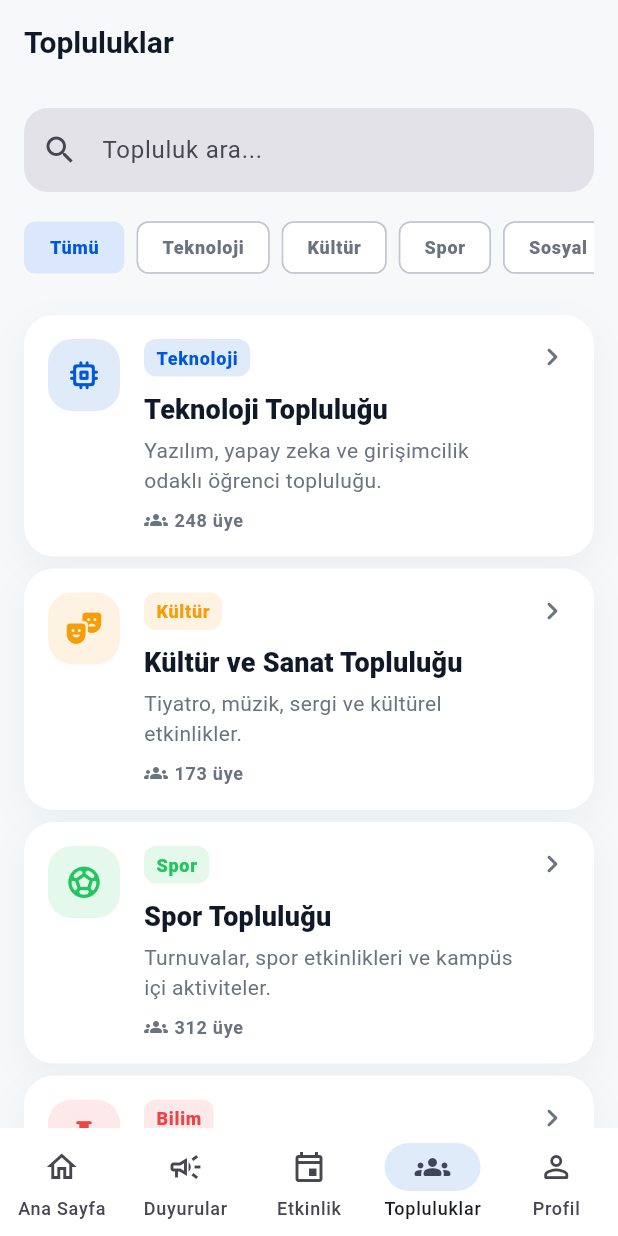
After one commit to oktayagdag/meu-mobile, a Flutter app: the ClubsPage screen opened by its route, on a phone screen of 412 x 824 dp. The commit adds this screen. Run offline on Flutter 3.47's test engine with Material 3 defaults, Android fonts, the phone set to English and light mode, and no system bars; our stand-ins replace flutter_riverpod, gap, go_router, shared_preferences; accounts and stored records are empty.

Commit message:
feat(clubs): add clubs list and detail screens

```diff
--- a/lib/app/router/app_router.dart
+++ b/lib/app/router/app_router.dart
@@ -12,6 +12,8 @@ import 'package:meu_mobile/features/announcements/presentation/pages/announcemen
 import 'package:meu_mobile/features/announcements/presentation/pages/announcement_detail_page.dart';
 import 'package:meu_mobile/features/events/presentation/pages/event_detail_page.dart';
 import 'package:meu_mobile/features/events/presentation/pages/events_page.dart';
+import 'package:meu_mobile/features/clubs/presentation/pages/club_detail_page.dart';
+import 'package:meu_mobile/features/clubs/presentation/pages/clubs_page.dart';
 
 final class AppRouter {
   const AppRouter._();
@@ -131,11 +133,18 @@ final class AppRouter {
               GoRoute(
                 path: '/clubs',
                 name: 'clubs',
-                builder: (context, state) => const FeaturePlaceholderPage(
-                  title: 'Topluluklar',
-                  description: 'Öğrenci toplulukları burada listelenecek.',
-                  icon: Icons.groups_rounded,
-                ),
+                builder: (context, state) => const ClubsPage(),
+                routes: [
+                  GoRoute(
+                    path: ':clubId',
+                    name: 'club-detail',
+                    builder: (context, state) {
+                      final clubId = state.pathParameters['clubId'] ?? '';
+
+                      return ClubDetailPage(clubId: clubId);
+                    },
+                  ),
+                ],
               ),
             ],
           ),
--- /dev/null
+++ b/lib/features/clubs/application/providers/clubs_mock_provider.dart
@@ -0,0 +1,109 @@
+import 'package:flutter_riverpod/flutter_riverpod.dart';
+import 'package:meu_mobile/features/clubs/domain/entities/student_club_entity.dart';
+
+final clubsProvider = Provider<List<StudentClubEntity>>((ref) {
+  return const [
+    StudentClubEntity(
+      id: 'technology-club',
+      name: 'Teknoloji Topluluğu',
+      shortDescription: 'Yazılım, yapay zeka ve girişimcilik odaklı öğrenci topluluğu.',
+      description:
+          'Teknoloji Topluluğu; yazılım geliştirme, yapay zeka, mobil uygulama, siber güvenlik ve girişimcilik alanlarında etkinlikler düzenleyen öğrenci topluluğudur.\n\n'
+          'Topluluk; workshop, seminer, proje geliştirme günleri ve kariyer etkinlikleriyle öğrencilerin teknik gelişimine katkı sağlamayı hedefler.',
+      category: StudentClubCategory.technology,
+      memberCount: 248,
+      presidentName: 'Topluluk Başkanı',
+      whatsappUrl: 'https://chat.whatsapp.com/example',
+      instagramUrl: 'https://instagram.com/example',
+    ),
+    StudentClubEntity(
+      id: 'culture-art-club',
+      name: 'Kültür ve Sanat Topluluğu',
+      shortDescription: 'Tiyatro, müzik, sergi ve kültürel etkinlikler.',
+      description:
+          'Kültür ve Sanat Topluluğu; öğrencilerin sanatsal üretimlerini destekleyen ve kampüste kültürel etkinlikler düzenleyen bir topluluktur.\n\n'
+          'Tiyatro, müzik, sergi, söyleşi ve film gösterimleri gibi etkinlikler düzenler.',
+      category: StudentClubCategory.culture,
+      memberCount: 173,
+      presidentName: 'Topluluk Başkanı',
+      whatsappUrl: 'https://chat.whatsapp.com/example',
+      instagramUrl: 'https://instagram.com/example',
+    ),
+    StudentClubEntity(
+      id: 'sports-club',
+      name: 'Spor Topluluğu',
+      shortDescription: 'Turnuvalar, spor etkinlikleri ve kampüs içi aktiviteler.',
+      description:
+          'Spor Topluluğu; fakülteler arası turnuvalar, antrenman programları ve kampüs içi sportif etkinlikler düzenler.\n\n'
+          'Futbol, basketbol, voleybol ve koşu gibi branşlarda öğrencilerin aktif katılımını destekler.',
+      category: StudentClubCategory.sport,
+      memberCount: 312,
+      presidentName: 'Topluluk Başkanı',
+      whatsappUrl: 'https://chat.whatsapp.com/example',
+      instagramUrl: 'https://instagram.com/example',
+    ),
+    StudentClubEntity(
+      id: 'science-club',
+      name: 'Bilim Topluluğu',
+      shortDescription: 'Akademik söyleşiler, araştırma buluşmaları ve bilim etkinlikleri.',
+      description:
+          'Bilim Topluluğu; öğrencileri akademik araştırma kültürüyle buluşturmayı hedefler.\n\n'
+          'Bilimsel söyleşiler, makale okuma grupları, araştırma sunumları ve laboratuvar ziyaretleri düzenler.',
+      category: StudentClubCategory.science,
+      memberCount: 126,
+      presidentName: 'Topluluk Başkanı',
+      whatsappUrl: 'https://chat.whatsapp.com/example',
+      instagramUrl: 'https://instagram.com/example',
+    ),
+  ];
+});
+
+final selectedClubCategoryProvider =
+    NotifierProvider<SelectedClubCategoryNotifier, StudentClubCategory>(
+  SelectedClubCategoryNotifier.new,
+);
+
+class SelectedClubCategoryNotifier extends Notifier<StudentClubCategory> {
+  @override
+  StudentClubCategory build() {
+    return StudentClubCategory.all;
+  }
+
+  void select(StudentClubCategory category) {
+    state = category;
+  }
+}
+
+final clubSearchQueryProvider =
+    NotifierProvider<ClubSearchQueryNotifier, String>(
+  ClubSearchQueryNotifier.new,
+);
+
+class ClubSearchQueryNotifier extends Notifier<String> {
+  @override
+  String build() {
+    return '';
+  }
+
+  void update(String value) {
+    state = value;
+  }
+}
+
+final filteredClubsProvider = Provider<List<StudentClubEntity>>((ref) {
+  final clubs = ref.watch(clubsProvider);
+  final selectedCategory = ref.watch(selectedClubCategoryProvider);
+  final query = ref.watch(clubSearchQueryProvider).trim().toLowerCase();
+
+  return clubs.where((club) {
+    final matchesCategory = selectedCategory == StudentClubCategory.all ||
+        club.category == selectedCategory;
+
+    final matchesQuery = query.isEmpty ||
+        club.name.toLowerCase().contains(query) ||
+        club.shortDescription.toLowerCase().contains(query) ||
+        club.description.toLowerCase().contains(query);
+
+    return matchesCategory && matchesQuery;
+  }).toList();
+});
--- /dev/null
+++ b/lib/features/clubs/domain/entities/student_club_entity.dart
@@ -0,0 +1,51 @@
+enum StudentClubCategory {
+  all,
+  technology,
+  culture,
+  sport,
+  social,
+  science,
+}
+
+extension StudentClubCategoryX on StudentClubCategory {
+  String get label {
+    switch (this) {
+      case StudentClubCategory.all:
+        return 'Tümü';
+      case StudentClubCategory.technology:
+        return 'Teknoloji';
+      case StudentClubCategory.culture:
+        return 'Kültür';
+      case StudentClubCategory.sport:
+        return 'Spor';
+      case StudentClubCategory.social:
+        return 'Sosyal';
+      case StudentClubCategory.science:
+        return 'Bilim';
+    }
+  }
+}
+
+class StudentClubEntity {
+  const StudentClubEntity({
+    required this.id,
+    required this.name,
+    required this.shortDescription,
+    required this.description,
+    required this.category,
+    required this.memberCount,
+    required this.presidentName,
+    required this.whatsappUrl,
+    required this.instagramUrl,
+  });
+
+  final String id;
+  final String name;
+  final String shortDescription;
+  final String description;
+  final StudentClubCategory category;
+  final int memberCount;
+  final String presidentName;
+  final String whatsappUrl;
+  final String instagramUrl;
+}
--- /dev/null
+++ b/lib/features/clubs/presentation/pages/clubs_page.dart
@@ -0,0 +1,78 @@
+import 'package:flutter/material.dart';
+import 'package:flutter_riverpod/flutter_riverpod.dart';
+import 'package:gap/gap.dart';
+import 'package:go_router/go_router.dart';
+import 'package:meu_mobile/app/theme/app_spacing.dart';
+import 'package:meu_mobile/features/clubs/application/providers/clubs_mock_provider.dart';
+import 'package:meu_mobile/features/clubs/presentation/widgets/club_filter_chips.dart';
+import 'package:meu_mobile/features/clubs/presentation/widgets/club_list_card.dart';
+import 'package:meu_mobile/shared/widgets/inputs/app_search_field.dart';
+import 'package:meu_mobile/shared/widgets/states/empty_state.dart';
+
+class ClubsPage extends ConsumerWidget {
+  const ClubsPage({super.key});
+
+  @override
+  Widget build(BuildContext context, WidgetRef ref) {
+    final selectedCategory = ref.watch(selectedClubCategoryProvider);
+    final clubs = ref.watch(filteredClubsProvider);
+
+    return Scaffold(
+      appBar: AppBar(
+        title: const Text('Topluluklar'),
+      ),
+      body: SingleChildScrollView(
+        padding: const EdgeInsets.fromLTRB(
+          AppSpacing.md,
+          AppSpacing.md,
+          AppSpacing.md,
+          AppSpacing.xl,
+        ),
+        child: Column(
+          crossAxisAlignment: CrossAxisAlignment.start,
+          children: [
+            AppSearchField(
+              hintText: 'Topluluk ara...',
+              onChanged: (value) {
+                ref.read(clubSearchQueryProvider.notifier).update(value);
+              },
+            ),
+            const Gap(AppSpacing.md),
+            ClubFilterChips(
+              selectedCategory: selectedCategory,
+              onSelected: (category) {
+                ref.read(selectedClubCategoryProvider.notifier).select(category);
+              },
+            ),
+            const Gap(AppSpacing.lg),
+            if (clubs.isEmpty)
+              const EmptyState(
+                title: 'Topluluk bulunamadı',
+                description: 'Aramana veya filtre seçimine uygun topluluk yok.',
+                icon: Icons.groups_outlined,
+              )
+            else
+              Column(
+                children: List.generate(clubs.length, (index) {
+                  final club = clubs[index];
+
+                  return Column(
+                    children: [
+                      ClubListCard(
+                        club: club,
+                        onTap: () {
+                          context.go('/clubs/${club.id}');
+                        },
+                      ),
+                      if (index != clubs.length - 1)
+                        const Gap(AppSpacing.sm),
+                    ],
+                  );
+                }),
+              ),
+          ],
+        ),
+      ),
+    );
+  }
+}
--- /dev/null
+++ b/lib/features/clubs/presentation/widgets/club_filter_chips.dart
@@ -0,0 +1,49 @@
+import 'package:flutter/material.dart';
+import 'package:meu_mobile/app/theme/app_colors.dart';
+import 'package:meu_mobile/app/theme/app_spacing.dart';
+import 'package:meu_mobile/features/clubs/domain/entities/student_club_entity.dart';
+
+class ClubFilterChips extends StatelessWidget {
+  const ClubFilterChips({
+    required this.selectedCategory,
+    required this.onSelected,
+    super.key,
+  });
+
+  final StudentClubCategory selectedCategory;
+  final ValueChanged<StudentClubCategory> onSelected;
+
+  @override
+  Widget build(BuildContext context) {
+    const categories = StudentClubCategory.values;
+
+    return SizedBox(
+      height: 42,
+      child: ListView.separated(
+        scrollDirection: Axis.horizontal,
+        itemCount: categories.length,
+        separatorBuilder: (context, index) => const SizedBox(
+          width: AppSpacing.sm,
+        ),
+        itemBuilder: (context, index) {
+          final category = categories[index];
+          final isSelected = selectedCategory == category;
+
+          return ChoiceChip(
+            selected: isSelected,
+            showCheckmark: false,
+            selectedColor: AppColors.primary.withValues(alpha: 0.14),
+            label: Text(category.label),
+            labelStyle: Theme.of(context).textTheme.labelSmall?.copyWith(
+                  color: isSelected
+                      ? AppColors.primary
+                      : AppColors.textSecondary,
+                  fontWeight: FontWeight.w800,
+                ),
+            onSelected: (_) => onSelected(category),
+          );
+        },
+      ),
+    );
+  }
+}
--- /dev/null
+++ b/lib/features/clubs/presentation/widgets/club_list_card.dart
@@ -0,0 +1,129 @@
+import 'package:flutter/material.dart';
+import 'package:gap/gap.dart';
+import 'package:meu_mobile/app/theme/app_colors.dart';
+import 'package:meu_mobile/app/theme/app_spacing.dart';
+import 'package:meu_mobile/features/clubs/domain/entities/student_club_entity.dart';
+import 'package:meu_mobile/shared/widgets/badges/status_badge.dart';
+import 'package:meu_mobile/shared/widgets/cards/app_card.dart';
+import 'package:meu_mobile/shared/widgets/icons/app_icon_container.dart';
+
+class ClubListCard extends StatelessWidget {
+  const ClubListCard({
+    required this.club,
+    super.key,
+    this.onTap,
+  });
+
+  final StudentClubEntity club;
+  final VoidCallback? onTap;
+
+  @override
+  Widget build(BuildContext context) {
+    final categoryColor = _categoryColor(club.category);
+    final textTheme = Theme.of(context).textTheme;
+
+    return AppCard(
+      onTap: onTap,
+      child: Row(
+        crossAxisAlignment: CrossAxisAlignment.start,
+        children: [
+          AppIconContainer(
+            icon: _categoryIcon(club.category),
+            iconColor: categoryColor,
+            backgroundColor: categoryColor.withValues(alpha: 0.12),
+            size: 48,
+            iconSize: 25,
+          ),
+          const Gap(AppSpacing.md),
+          Expanded(
+            child: Column(
+              crossAxisAlignment: CrossAxisAlignment.start,
+              children: [
+                StatusBadge(
+                  text: club.category.label,
+                  foregroundColor: categoryColor,
+                  backgroundColor: categoryColor.withValues(alpha: 0.12),
+                ),
+                const Gap(AppSpacing.sm),
+                Text(
+                  club.name,
+                  maxLines: 2,
+                  overflow: TextOverflow.ellipsis,
+                  style: textTheme.titleMedium?.copyWith(
+                    fontWeight: FontWeight.w800,
+                  ),
+                ),
+                const Gap(AppSpacing.xs),
+                Text(
+                  club.shortDescription,
+                  maxLines: 2,
+                  overflow: TextOverflow.ellipsis,
+                  style: textTheme.bodyMedium?.copyWith(
+                    color: AppColors.textSecondary,
+                  ),
+                ),
+                const Gap(AppSpacing.sm),
+                Row(
+                  children: [
+                    const Icon(
+                      Icons.groups_rounded,
+                      size: 16,
+                      color: AppColors.textSecondary,
+                    ),
+                    const Gap(AppSpacing.xs),
+                    Text(
+                      '${club.memberCount} üye',
+                      style: textTheme.labelSmall?.copyWith(
+                        color: AppColors.textSecondary,
+                        fontWeight: FontWeight.w600,
+                      ),
+                    ),
+                  ],
+                ),
+              ],
+            ),
+          ),
+          const Gap(AppSpacing.sm),
+          const Icon(
+            Icons.chevron_right_rounded,
+            color: AppColors.textSecondary,
+          ),
+        ],
+      ),
+    );
+  }
+
+  IconData _categoryIcon(StudentClubCategory category) {
+    switch (category) {
+      case StudentClubCategory.all:
+        return Icons.groups_rounded;
+      case StudentClubCategory.technology:
+        return Icons.memory_rounded;
+      case StudentClubCategory.culture:
+        return Icons.theater_comedy_rounded;
+      case StudentClubCategory.sport:
+        return Icons.sports_soccer_rounded;
+      case StudentClubCategory.social:
+        return Icons.volunteer_activism_rounded;
+      case StudentClubCategory.science:
+        return Icons.science_rounded;
+    }
+  }
+
+  Color _categoryColor(StudentClubCategory category) {
+    switch (category) {
+      case StudentClubCategory.all:
+        return AppColors.primary;
+      case StudentClubCategory.technology:
+        return AppColors.primary;
+      case StudentClubCategory.culture:
+        return AppColors.warning;
+      case StudentClubCategory.sport:
+        return AppColors.success;
+      case StudentClubCategory.social:
+        return AppColors.secondary;
+      case StudentClubCategory.science:
+        return AppColors.error;
+    }
+  }
+}
```
Also changed, not shown: lib/features/clubs/presentation/pages/club_detail_page.dart (added, +239 -0 lines).
